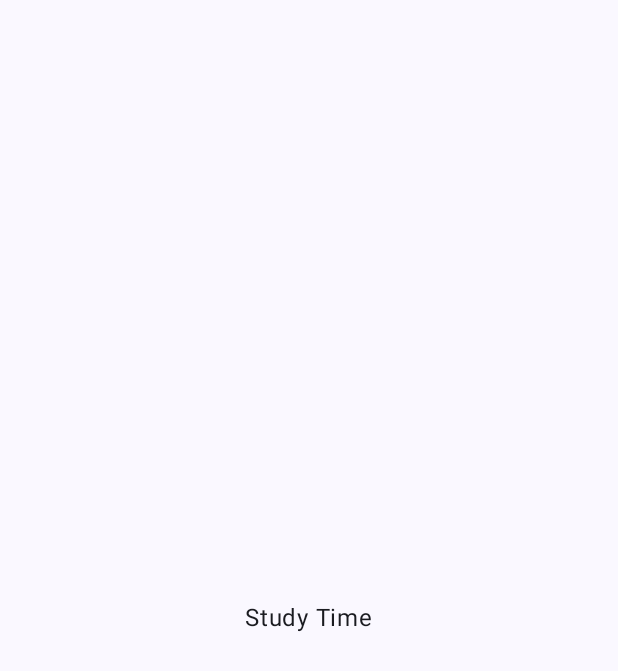
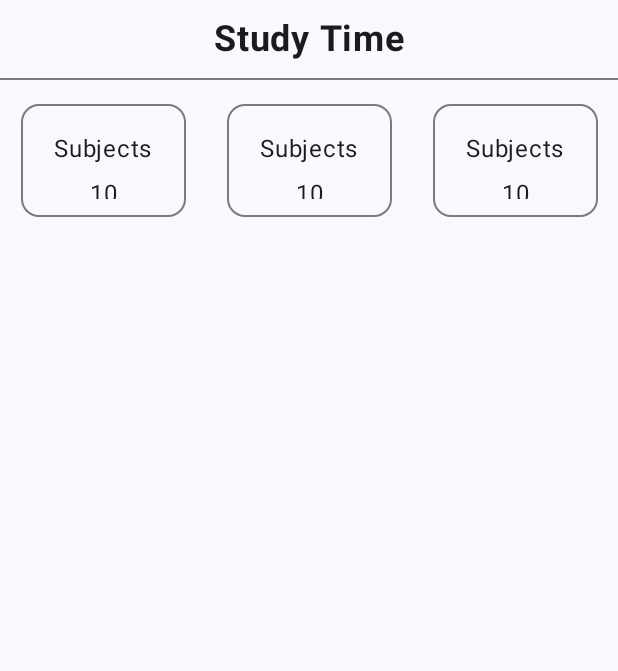
Before and after one commit to EliasZelaya/MiPortafolio, an Android app built with Jetpack Compose: the MainActivity screen opened directly, with no data from a screen before it, on a phone screen of 412 x 824 dp. Before the commit the part shown is almost empty. Shown: the top 671 px of the screen. Run offline under Robolectric (Android 15) with nearby library versions, the phone set to English and light mode, and no system bars.

Commit message:
Add: Header Study Time and create labels for Subjects, Hours and goal hours

```diff
--- a/Android_Studio/StudyApp/app/src/main/java/com/elias/study_app/components/homecomponents/InfoStudyTime.kt
+++ b/Android_Studio/StudyApp/app/src/main/java/com/elias/study_app/components/homecomponents/InfoStudyTime.kt
@@ -1,23 +1,36 @@
 package com.elias.study_app.components.homecomponents
 
+import androidx.compose.foundation.layout.Arrangement
 import androidx.compose.foundation.layout.Column
+import androidx.compose.foundation.layout.fillMaxSize
 import androidx.compose.foundation.layout.height
+import androidx.compose.foundation.layout.padding
 import androidx.compose.foundation.layout.width
 import androidx.compose.material3.OutlinedCard
 import androidx.compose.material3.Text
 import androidx.compose.runtime.Composable
+import androidx.compose.ui.Alignment
 import androidx.compose.ui.Modifier
 import androidx.compose.ui.tooling.preview.Preview
 import androidx.compose.ui.unit.dp
 
 @Composable
 fun InfoStudyTime() {
-    OutlinedCard(modifier = Modifier
-        .height(100.dp)
-        .width(100.dp),
+    OutlinedCard(
+        modifier = Modifier
+            .height(75.dp)
+            .width(110.dp),
     ) {
-        Column {
-            Text("Subjects")
+        Column(
+            modifier = Modifier
+                .fillMaxSize()
+//                .background(Color.Gray)
+                .padding(12.dp),
+            horizontalAlignment = Alignment.CenterHorizontally,
+            verticalArrangement = Arrangement.Center
+        ) {
+            Text("Subjects", modifier = Modifier.padding(6.dp))
+            Text("10")
         }
     }
 }
--- a/Android_Studio/StudyApp/app/src/main/java/com/elias/study_app/screens/HomeScreen.kt
+++ b/Android_Studio/StudyApp/app/src/main/java/com/elias/study_app/screens/HomeScreen.kt
@@ -1,26 +1,53 @@
 package com.elias.study_app.screens
 
-import androidx.compose.foundation.horizontalScroll
 import androidx.compose.foundation.layout.Arrangement
-import androidx.compose.foundation.layout.Column
+import androidx.compose.foundation.layout.Box
 import androidx.compose.foundation.layout.Row
 import androidx.compose.foundation.layout.fillMaxSize
+import androidx.compose.foundation.layout.fillMaxWidth
+import androidx.compose.foundation.layout.padding
 import androidx.compose.foundation.lazy.LazyColumn
-import androidx.compose.foundation.rememberScrollState
+import androidx.compose.material3.Divider
 import androidx.compose.material3.Text
 import androidx.compose.runtime.Composable
 import androidx.compose.ui.Alignment
 import androidx.compose.ui.Modifier
+import androidx.compose.ui.text.font.FontWeight
+import androidx.compose.ui.tooling.preview.Preview
+import androidx.compose.ui.unit.dp
+import androidx.compose.ui.unit.sp
+import com.elias.study_app.components.homecomponents.InfoStudyTime
 
 @Composable
 fun HomeScreen() {
     LazyColumn(
         modifier = Modifier.fillMaxSize(),
-        verticalArrangement = Arrangement.Center,
         horizontalAlignment = Alignment.CenterHorizontally
     ) {
         item {
-            Text("Study Time")
+            Box( modifier = Modifier.fillMaxWidth().padding(12.dp),
+                contentAlignment = Alignment.Center
+            ) {
+                Text("Study Time", fontSize = 24.sp, fontWeight = FontWeight.Bold)
+            }
+
+            Divider(modifier = Modifier.padding(bottom = 16.dp))
+
+            Row(
+                modifier = Modifier
+                    .fillMaxWidth(),
+                horizontalArrangement = Arrangement.SpaceAround
+            ) {
+                InfoStudyTime()
+                InfoStudyTime()
+                InfoStudyTime()
+            }
         }
     }
 }
+
+@Preview(showSystemUi = true)
+@Composable
+private fun HomeScreenPreview() {
+    HomeScreen()
+}
```
